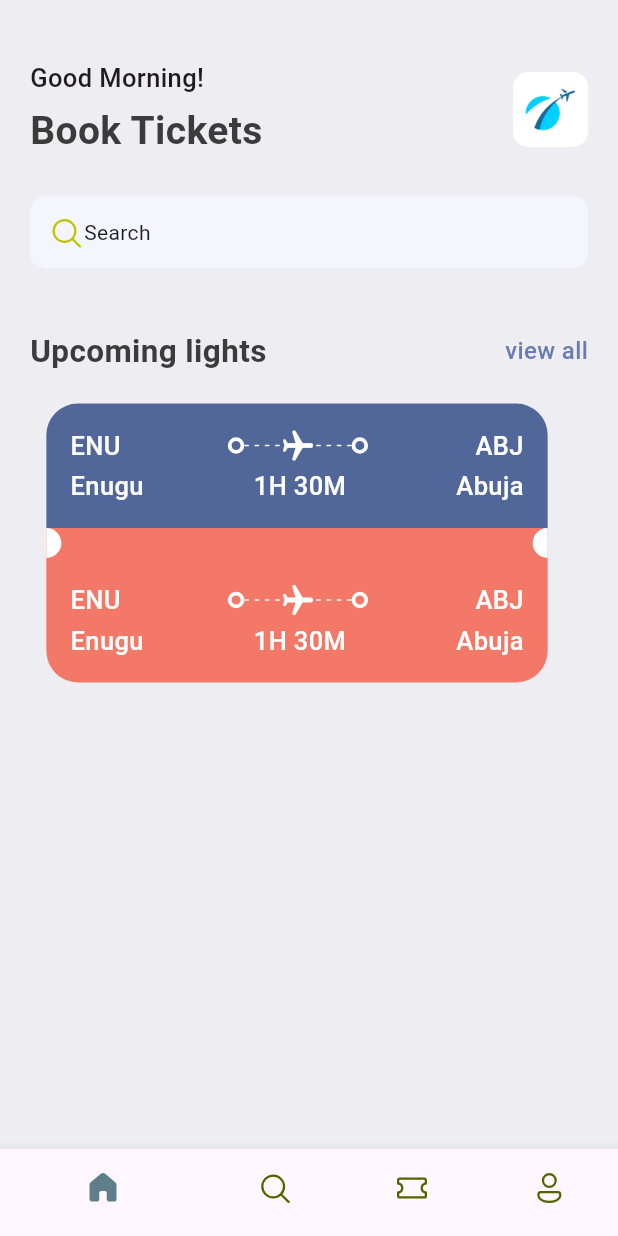
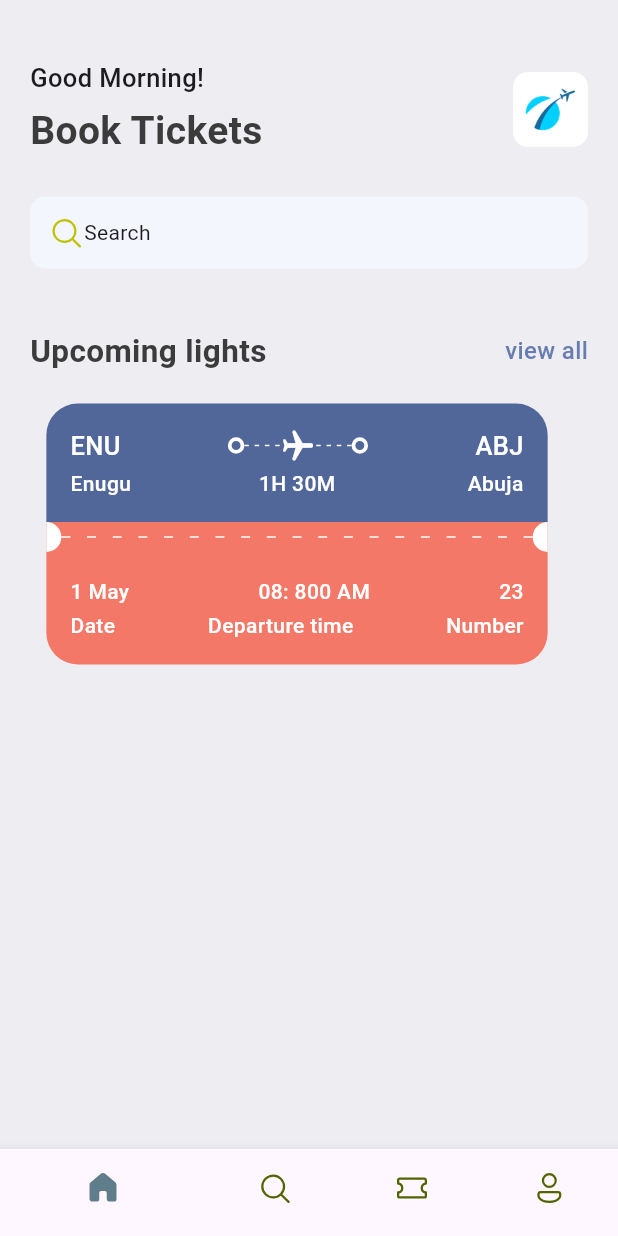
Before and after one commit to TimzonaTimothy/ticket_booking_mobile_app, a Flutter app: the screen it shows after launch, on a phone screen of 412 x 824 dp. Run offline on Flutter 3.47's test engine with Material 3 defaults, Android fonts, the phone set to English and light mode, and no system bars; our stand-ins replace fluentui_icons.

Commit message:
app layout builder

```diff
--- a/lib/base/res/styles/app_styles.dart
+++ b/lib/base/res/styles/app_styles.dart
@@ -20,4 +20,8 @@ class AppStyles {
     fontSize: 17,
     fontWeight: FontWeight.w500,
   );
+  static TextStyle headLineStyle4 = const TextStyle(
+    fontSize: 14,
+    fontWeight: FontWeight.w500,
+  );
 }
--- a/lib/base/widgets/app_layoutbuilder_widget.dart
+++ b/lib/base/widgets/app_layoutbuilder_widget.dart
@@ -2,8 +2,10 @@ import 'package:flutter/material.dart';
 
 class AppLayoutBuilderWidget extends StatelessWidget {
   final int randeomDivider;
+  final double width;
 
-  const AppLayoutBuilderWidget({super.key, required this.randeomDivider});
+  const AppLayoutBuilderWidget(
+      {super.key, required this.randeomDivider, this.width = 3});
 
   @override
   Widget build(BuildContext context) {
@@ -14,10 +16,10 @@ class AppLayoutBuilderWidget extends StatelessWidget {
         direction: Axis.horizontal,
         children: List.generate(
             (constraints.constrainWidth() / randeomDivider).floor(),
-            (index) => const SizedBox(
-                  width: 3,
+            (index) => SizedBox(
+                  width: width,
                   height: 1,
-                  child: DecoratedBox(
+                  child: const DecoratedBox(
                       decoration: BoxDecoration(color: Colors.white)),
                 )),
       );
--- /dev/null
+++ b/lib/base/widgets/text_style_third.dart
@@ -0,0 +1,17 @@
+import 'package:flutter/material.dart';
+
+import '../res/styles/app_styles.dart';
+
+class TextStyleThird extends StatelessWidget {
+  final String text;
+  const TextStyleThird({super.key, required this.text});
+
+  @override
+  Widget build(BuildContext context) {
+    return Text(
+      text,
+      style: AppStyles.headLineStyle3.copyWith(color: Colors.white),
+      overflow: TextOverflow.ellipsis,
+    );
+  }
+}
--- a/lib/base/widgets/ticket_view.dart
+++ b/lib/base/widgets/ticket_view.dart
@@ -4,6 +4,7 @@ import 'package:ticket_app/base/res/styles/app_styles.dart';
 import 'app_layoutbuilder_widget.dart';
 import 'big_circle.dart';
 import 'big_dot.dart';
+import 'text_style_third.dart';
 
 class TicketView extends StatelessWidget {
   const TicketView({super.key});
@@ -18,6 +19,7 @@ class TicketView extends StatelessWidget {
         margin: const EdgeInsets.only(right: 16),
         child: Column(
           children: [
+            // blue part of the ticket
             Container(
               padding: const EdgeInsets.all(16),
               decoration: BoxDecoration(
@@ -30,12 +32,7 @@ class TicketView extends StatelessWidget {
                   // show departure and destination with icons first line
                   Row(
                     children: [
-                      Text(
-                        'ENU',
-                        style: AppStyles.headLineStyle3
-                            .copyWith(color: Colors.white),
-                        overflow: TextOverflow.ellipsis,
-                      ),
+                      const TextStyleThird(text: 'ENU'),
                       Expanded(child: Container()),
                       const BigDot(),
                       Expanded(
@@ -76,42 +73,58 @@ class TicketView extends StatelessWidget {
 
                   Row(
                     children: [
+                      SizedBox(
+                        width: 100,
+                        child: Text(
+                          'Enugu',
+                          style: AppStyles.headLineStyle4
+                              .copyWith(color: Colors.white),
+                          overflow: TextOverflow.ellipsis,
+                        ),
+                      ),
+                      Expanded(child: Container()),
                       Text(
-                        'Enugu',
-                        style: AppStyles.headLineStyle3
+                        '1H 30M',
+                        style: AppStyles.headLineStyle4
                             .copyWith(color: Colors.white),
                         overflow: TextOverflow.ellipsis,
                       ),
                       Expanded(child: Container()),
-                      Text(
-                        '1H 30M',
-                        style: AppStyles.headLineStyle3
-                            .copyWith(color: Colors.white),
-                        overflow: TextOverflow.ellipsis,
-                      ),
-                      Expanded(child: Container()),
-                      Text(
-                        'Abuja',
-                        style: AppStyles.headLineStyle3
-                            .copyWith(color: Colors.white),
-                        overflow: TextOverflow.ellipsis,
+                      SizedBox(
+                        width: 100,
+                        child: Text(
+                          'Abuja',
+                          style: AppStyles.headLineStyle4
+                              .copyWith(color: Colors.white),
+                          overflow: TextOverflow.ellipsis,
+                          textAlign: TextAlign.end,
+                        ),
                       ),
                     ],
                   ),
                 ],
               ),
             ),
+            // circle and dots
             Container(
               color: AppStyles.ticketOrange,
-              child: Row(
+              child: const Row(
                 children: [
-
-                  const BigCircle(isRight: false,),
-                  Expanded(child: Container()),
-                  const BigCircle(isRight: true,),
+                  BigCircle(
+                    isRight: false,
+                  ),
+                  Expanded(
+                      child: AppLayoutBuilderWidget(
+                    randeomDivider: 16,
+                    width: 6,
+                  )),
+                  BigCircle(
+                    isRight: true,
+                  ),
                 ],
               ),
             ),
+            // orange part of the ticket
             Container(
               padding: const EdgeInsets.all(16),
               decoration: BoxDecoration(
@@ -125,37 +138,22 @@ class TicketView extends StatelessWidget {
                   Row(
                     children: [
                       Text(
-                        'ENU',
-                        style: AppStyles.headLineStyle3
+                        '1 May',
+                        style: AppStyles.headLineStyle4
                             .copyWith(color: Colors.white),
                         overflow: TextOverflow.ellipsis,
                       ),
                       Expanded(child: Container()),
-                      const BigDot(),
-                      Expanded(
-                          child: Stack(
-                        children: [
-                          const SizedBox(
-                            height: 24,
-                            child: AppLayoutBuilderWidget(
-                              randeomDivider: 6,
-                            ),
-                          ),
-                          Center(
-                            child: Transform.rotate(
-                                angle: 1.57,
-                                child: const Icon(
-                                  Icons.local_airport_rounded,
-                                  color: Colors.white,
-                                )),
-                          )
-                        ],
-                      )),
-                      const BigDot(),
+                      Text(
+                        '08: 800 AM',
+                        style: AppStyles.headLineStyle4
+                            .copyWith(color: Colors.white),
+                        overflow: TextOverflow.ellipsis,
+                      ),
                       Expanded(child: Container()),
                       Text(
-                        'ABJ',
-                        style: AppStyles.headLineStyle3
+                        '23',
+                        style: AppStyles.headLineStyle4
                             .copyWith(color: Colors.white),
                         overflow: TextOverflow.ellipsis,
                       ),
@@ -171,22 +169,22 @@ class TicketView extends StatelessWidget {
                   Row(
                     children: [
                       Text(
-                        'Enugu',
-                        style: AppStyles.headLineStyle3
+                        'Date',
+                        style: AppStyles.headLineStyle4
                             .copyWith(color: Colors.white),
                         overflow: TextOverflow.ellipsis,
                       ),
                       Expanded(child: Container()),
                       Text(
-                        '1H 30M',
-                        style: AppStyles.headLineStyle3
+                        'Departure time',
+                        style: AppStyles.headLineStyle4
                             .copyWith(color: Colors.white),
                         overflow: TextOverflow.ellipsis,
                       ),
                       Expanded(child: Container()),
                       Text(
-                        'Abuja',
-                        style: AppStyles.headLineStyle3
+                        'Number',
+                        style: AppStyles.headLineStyle4
                             .copyWith(color: Colors.white),
                         overflow: TextOverflow.ellipsis,
                       ),
```
